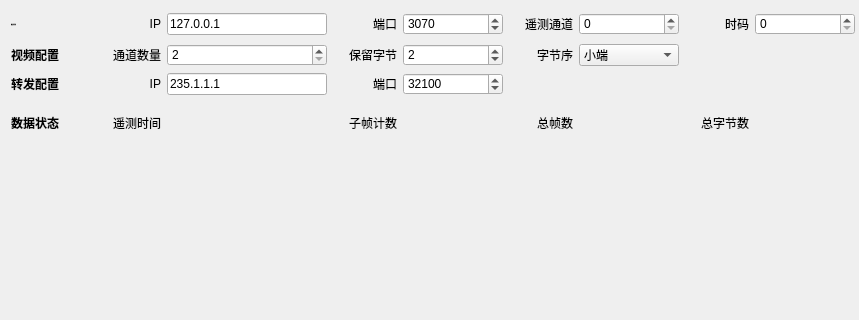
First picture: the form in qtexamples/VideoRecvTest2/MainWin.ui, repository kkzi/study.ffmpeg, before the edit; both pictures show x 0 to 859 and y 0 to 320 of the 998 by 434 pixel window.
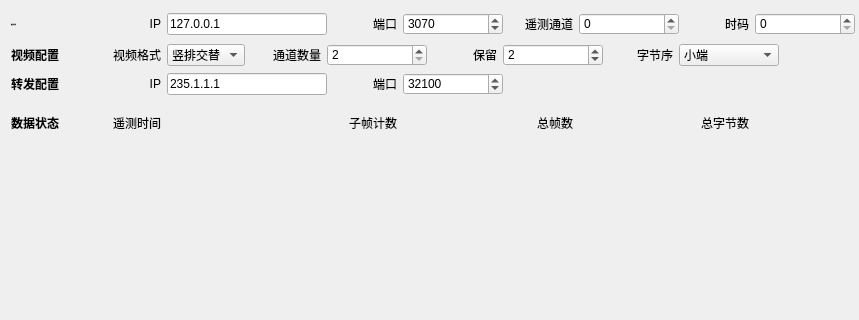
Second picture: the form after the edit.

Patch:
```diff
--- a/qtexamples/VideoRecvTest2/MainWin.ui
+++ b/qtexamples/VideoRecvTest2/MainWin.ui
@@ -295,17 +295,63 @@
        </property>
       </widget>
      </item>
+     <item>
+      <widget class="QLabel" name="label_15">
+       <property name="minimumSize">
+        <size>
+         <width>64</width>
+         <height>0</height>
+        </size>
+       </property>
+       <property name="maximumSize">
+        <size>
+         <width>64</width>
+         <height>16777215</height>
+        </size>
+       </property>
+       <property name="text">
+        <string>视频格式</string>
+       </property>
+       <property name="alignment">
+        <set>Qt::AlignRight|Qt::AlignTrailing|Qt::AlignVCenter</set>
+       </property>
+      </widget>
+     </item>
+     <item>
+      <widget class="QComboBox" name="VideoFmt">
+       <item>
+        <property name="text">
+         <string>竖排交替</string>
+        </property>
+       </item>
+       <item>
+        <property name="text">
+         <string>竖排连续</string>
+        </property>
+       </item>
+       <item>
+        <property name="text">
+         <string>横排交替</string>
+        </property>
+       </item>
+       <item>
+        <property name="text">
+         <string>横排连续</string>
+        </property>
+       </item>
+      </widget>
+     </item>
      <item>
       <widget class="QLabel" name="label_2">
        <property name="minimumSize">
         <size>
-         <width>64</width>
+         <width>70</width>
          <height>0</height>
         </size>
        </property>
        <property name="maximumSize">
         <size>
-         <width>64</width>
+         <width>70</width>
          <height>16777215</height>
         </size>
        </property>
@@ -321,13 +367,13 @@
       <widget class="QSpinBox" name="VideoChannelsEdit">
        <property name="minimumSize">
         <size>
-         <width>160</width>
+         <width>100</width>
          <height>0</height>
         </size>
        </property>
        <property name="maximumSize">
         <size>
-         <width>160</width>
+         <width>100</width>
          <height>16777215</height>
         </size>
        </property>
@@ -354,7 +400,7 @@
         </size>
        </property>
        <property name="text">
-        <string>保留字节</string>
+        <string>保留</string>
        </property>
        <property name="alignment">
         <set>Qt::AlignRight|Qt::AlignTrailing|Qt::AlignVCenter</set>
```
Left out of the diff: 2 changed lines with no effect on the pictures.
